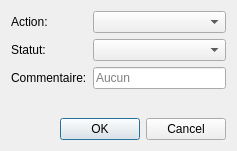
Old version of the form InfoDynamiqueQt/Vues/vueajoutertache.ui in the repository AlexandreGirardin/ProjetAnalyse.
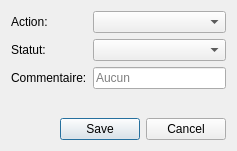
New version of the form.

The edit to the form file:
```diff
--- a/InfoDynamiqueQt/Vues/vueajoutertache.ui
+++ b/InfoDynamiqueQt/Vues/vueajoutertache.ui
@@ -58,7 +58,7 @@
       <enum>Qt::Horizontal</enum>
      </property>
      <property name="standardButtons">
-      <set>QDialogButtonBox::Cancel|QDialogButtonBox::Ok</set>
+      <set>QDialogButtonBox::Cancel|QDialogButtonBox::Save</set>
      </property>
     </widget>
    </item>
```
